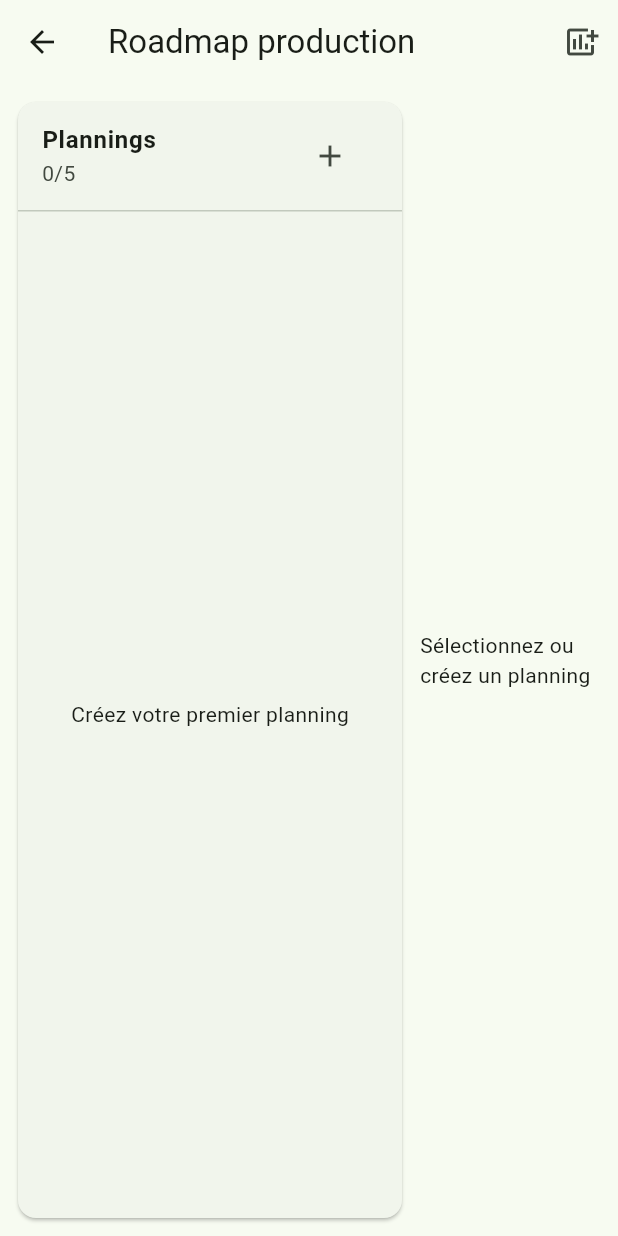
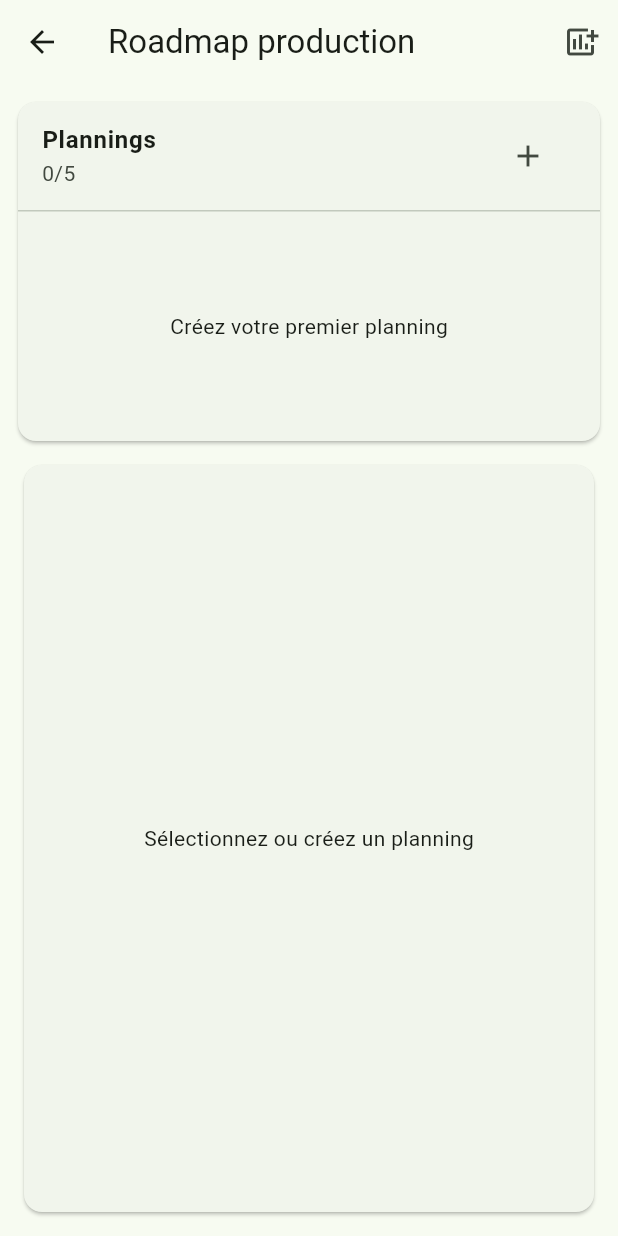
Before and after one commit to WEND-YAM-SOFT/Agribusiness-full, a Flutter app: the RoadmapScreen screen opened directly, on a phone screen of 412 x 824 dp. Run offline on Flutter 3.47's test engine with Material 3 defaults, Android fonts, the phone set to English and light mode, and no system bars; our stand-ins replace fl_chart, shared_preferences, table_calendar; accounts and stored records are empty.

Commit message:
fix: cycle popup layout, roadmap mobile view, commandes visibility and paid treasury sync

```diff
--- a/mobile/lib/screens/roadmap_screen.dart
+++ b/mobile/lib/screens/roadmap_screen.dart
@@ -62,6 +62,7 @@ class _RoadmapScreenState extends State<RoadmapScreen> {
   @override
   Widget build(BuildContext context) {
     final plan = _selectedPlan;
+    final isWide = MediaQuery.of(context).size.width >= 960;
     return Scaffold(
       appBar: AppBar(
         title: const Text('Roadmap production'),
@@ -73,11 +74,34 @@ class _RoadmapScreenState extends State<RoadmapScreen> {
           ),
         ],
       ),
-      body: Row(
+      body: isWide
+          ? Row(
               children: [
-          SizedBox(
-            width: 280,
-            child: Card(
+                SizedBox(width: 280, child: _buildPlansPanel()),
+                Expanded(
+                  child: Padding(
+                    padding: const EdgeInsets.fromLTRB(0, 12, 12, 12),
+                    child: _buildPlanDetails(plan),
+                  ),
+                ),
+              ],
+            )
+          : Column(
+              children: [
+                SizedBox(height: 250, child: _buildPlansPanel()),
+                Expanded(
+                  child: Padding(
+                    padding: const EdgeInsets.fromLTRB(12, 0, 12, 12),
+                    child: _buildPlanDetails(plan),
+                  ),
+                ),
+              ],
+            ),
+    );
+  }
+
+  Widget _buildPlansPanel() {
+    return Card(
       margin: const EdgeInsets.all(12),
       child: Column(
         children: [
@@ -109,21 +133,26 @@ class _RoadmapScreenState extends State<RoadmapScreen> {
           ),
         ],
       ),
-            ),
-          ),
-          Expanded(
-            child: plan == null
-                ? const Center(child: Text('Sélectionnez ou créez un planning'))
-                : Padding(
-                    padding: const EdgeInsets.fromLTRB(0, 12, 12, 12),
-                    child: Card(
+    );
+  }
+
+  Widget _buildPlanDetails(ProductionPlan? plan) {
+    if (plan == null) return const Card(child: Center(child: Text('Sélectionnez ou créez un planning')));
+
+    return Card(
       child: Column(
         children: [
-                          ListTile(
-                            title: Text(plan.name, style: const TextStyle(fontWeight: FontWeight.bold)),
-                            subtitle: Text('Macro planning mensuel - ${DateFormat('yyyy').format(plan.start)} à ${DateFormat('yyyy').format(plan.end)}'),
-                            trailing: Wrap(
+          Padding(
+            padding: const EdgeInsets.fromLTRB(12, 8, 12, 8),
+            child: Column(
+              crossAxisAlignment: CrossAxisAlignment.start,
+              children: [
+                Text(plan.name, style: const TextStyle(fontWeight: FontWeight.bold)),
+                Text('Macro planning mensuel - ${DateFormat('yyyy').format(plan.start)} à ${DateFormat('yyyy').format(plan.end)}'),
+                const SizedBox(height: 8),
+                Wrap(
                   spacing: 8,
+                  runSpacing: 8,
                   children: [
                     OutlinedButton.icon(
                       onPressed: () => _showAddTaskDialog(plan, asSubtask: false),
@@ -142,6 +171,8 @@ class _RoadmapScreenState extends State<RoadmapScreen> {
                     ),
                   ],
                 ),
+              ],
+            ),
           ),
           const Divider(height: 1),
           _buildMonthHeader(plan),
@@ -152,11 +183,6 @@ class _RoadmapScreenState extends State<RoadmapScreen> {
                 : ListView(
                     padding: const EdgeInsets.all(12),
                     children: plan.tasks.map((t) => _buildTaskTile(t, plan)).toList(),
-                                  ),
-                          ),
-                        ],
-                      ),
-                    ),
                   ),
           ),
         ],
```
Also changed, not shown: mobile/lib/models/commande.dart (+34 -25 lines), mobile/lib/screens/suivi_screen.dart (+31 -14 lines), 1 other file. Lines whose indentation alone changed are shown as unchanged.
